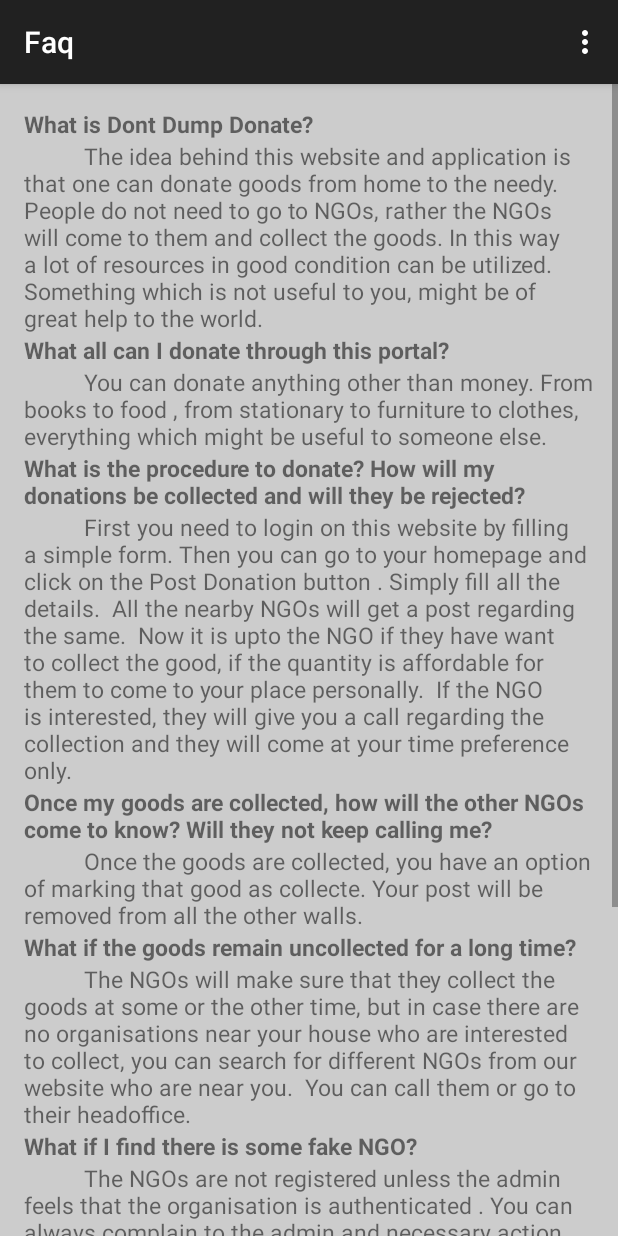
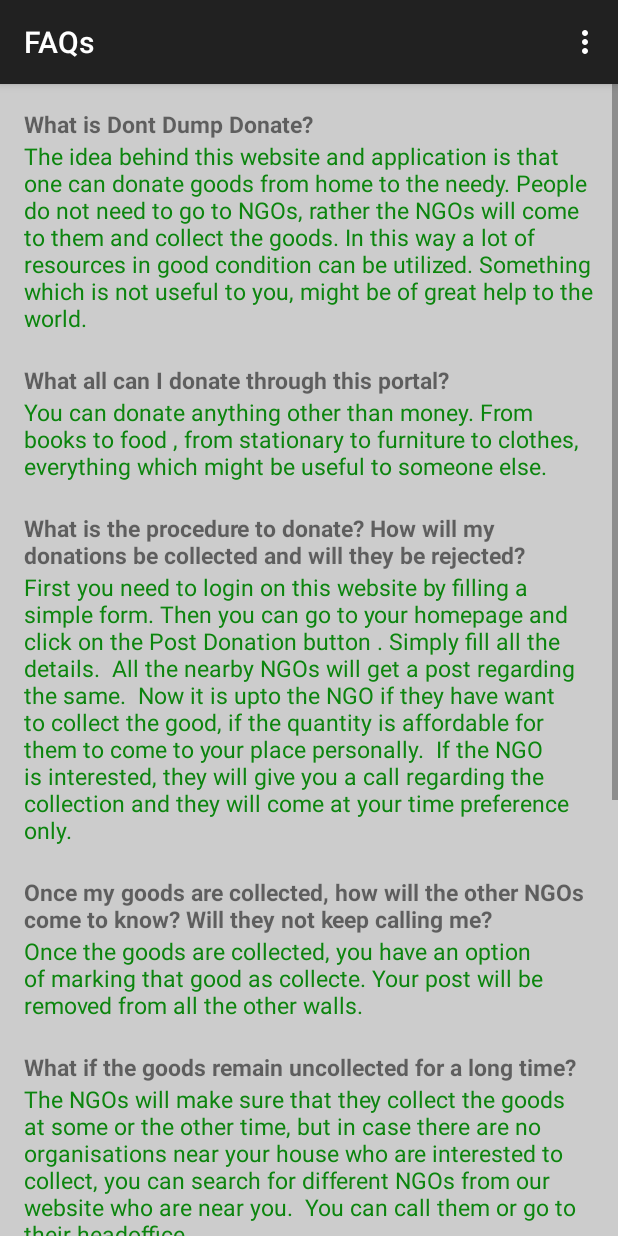
Before and after one commit to Bhavik3/DontDumpDonate, an Android app: the Faq screen opened directly, with no data from a screen before it, on a phone screen of 412 x 824 dp. Run offline under Robolectric (Android 15) with nearby library versions, the phone set to English and light mode, and no system bars.

Commit message:
about us and FAQ design changed

```diff
--- a/DontDumpDonate/app/src/main/java/com/example/bhavik/dontdumpdonate/Faq.java
+++ b/DontDumpDonate/app/src/main/java/com/example/bhavik/dontdumpdonate/Faq.java
@@ -19,6 +19,7 @@ public class Faq extends ActionBarActivity {
     public boolean onCreateOptionsMenu(Menu menu) {
         // Inflate the menu; this adds items to the action bar if it is present.
         getMenuInflater().inflate(R.menu.menu_faq, menu);
+        getSupportActionBar().setTitle("FAQs");
         return true;
     }
 
--- a/DontDumpDonate/app/src/main/java/com/example/bhavik/dontdumpdonate/aboutUs.java
+++ b/DontDumpDonate/app/src/main/java/com/example/bhavik/dontdumpdonate/aboutUs.java
@@ -19,6 +19,7 @@ public class aboutUs extends ActionBarActivity {
     public boolean onCreateOptionsMenu(Menu menu) {
         // Inflate the menu; this adds items to the action bar if it is present.
         getMenuInflater().inflate(R.menu.menu_signup, menu);
+        getSupportActionBar().setTitle("About Us");
         return true;
     }
 
--- a/DontDumpDonate/app/src/main/res/layout/activity_faq.xml
+++ b/DontDumpDonate/app/src/main/res/layout/activity_faq.xml
@@ -17,13 +17,14 @@ android:id="@+id/scrollView"
     <TextView
         android:layout_width="wrap_content"
         android:layout_height="wrap_content"
-        android:text="          The idea behind this website and application is that one can donate goods from home to the needy. People do not need to go to NGOs, rather the NGOs will come to them and collect the goods. In this way a lot of resources in good condition can be utilized. Something which is not useful to you, might be of great help to the world.
-        "
+        android:text="The idea behind this website and application is that one can donate goods from home to the needy. People do not need to go to NGOs, rather the NGOs will come to them and collect the goods. In this way a lot of resources in good condition can be utilized. Something which is not useful to you, might be of great help to the world."
         android:id="@+id/textView7"
         android:textSize="15dp"
         android:layout_below="@+id/textView8"
         android:layout_alignParentLeft="true"
-        android:layout_alignParentStart="true" />
+        android:layout_alignParentStart="true"
+        android:textColor="#0C850E"
+        android:layout_marginBottom="20dp"/>
 
     <TextView
         android:layout_width="wrap_content"
@@ -39,6 +40,7 @@ android:id="@+id/scrollView"
         android:layout_alignParentStart="true"
         android:layout_alignParentRight="true"
         android:layout_alignParentEnd="true" />
+
 
     <TextView
         android:layout_width="wrap_content"
@@ -56,13 +58,14 @@ android:id="@+id/scrollView"
     <TextView
         android:layout_width="wrap_content"
         android:layout_height="wrap_content"
-        android:text="          You can donate anything other than money. From books to food , from stationary to furniture to clothes, everything which might be useful to someone else.
-        "
+        android:text="You can donate anything other than money. From books to food , from stationary to furniture to clothes, everything which might be useful to someone else."
         android:id="@+id/textView11"
         android:textSize="15dp"
         android:layout_below="@+id/textView10"
         android:layout_alignParentLeft="true"
-        android:layout_alignParentStart="true" />
+        android:layout_alignParentStart="true"
+        android:textColor="#0C850E"
+        android:layout_marginBottom="20dp"/>
 
     <TextView
         android:layout_width="wrap_content"
@@ -78,13 +81,14 @@ android:id="@+id/scrollView"
     <TextView
         android:layout_width="wrap_content"
         android:layout_height="wrap_content"
-        android:text="          First you need to login on this website by filling a simple form. Then you can go to your homepage and click on the Post Donation button . Simply fill all the details.  All the nearby NGOs will get a post regarding the same.  Now it is upto the NGO if they have want to collect the good, if the quantity is affordable for them to come to your place personally.  If the NGO is interested, they will give you a call regarding the collection and they will come at your time preference only.
-        "
+        android:text="First you need to login on this website by filling a simple form. Then you can go to your homepage and click on the Post Donation button . Simply fill all the details.  All the nearby NGOs will get a post regarding the same.  Now it is upto the NGO if they have want to collect the good, if the quantity is affordable for them to come to your place personally.  If the NGO is interested, they will give you a call regarding the collection and they will come at your time preference only."
         android:id="@+id/textView13"
         android:layout_below="@+id/textView12"
         android:layout_alignParentLeft="true"
         android:textSize="15dp"
-        android:layout_alignParentStart="true" />
+        android:layout_alignParentStart="true"
+        android:textColor="#0C850E"
+        android:layout_marginBottom="20dp"/>
 
     <TextView
         android:layout_width="wrap_content"
@@ -100,13 +104,14 @@ android:id="@+id/scrollView"
     <TextView
         android:layout_width="wrap_content"
         android:layout_height="wrap_content"
-        android:text="          Once the goods are collected, you have an option of marking that good as collecte. Your post will be removed from all the other walls.
-        "
+        android:text="Once the goods are collected, you have an option of marking that good as collecte. Your post will be removed from all the other walls."
         android:id="@+id/textView15"
         android:layout_below="@+id/textView14"
         android:layout_alignParentLeft="true"
         android:textSize="15dp"
-        android:layout_alignParentStart="true" />
+        android:layout_alignParentStart="true"
+        android:textColor="#0C850E"
+        android:layout_marginBottom="20dp"/>
 
     <TextView
         android:layout_width="wrap_content"
@@ -123,13 +128,14 @@ android:id="@+id/scrollView"
     <TextView
         android:layout_width="wrap_content"
         android:layout_height="wrap_content"
-        android:text="          The NGOs will make sure that they collect the goods at some or the other time, but in case there are no organisations near your house who are interested to collect, you can search for different NGOs from our website who are near you.  You can call them or go to their headoffice.
-        "
+        android:text="The NGOs will make sure that they collect the goods at some or the other time, but in case there are no organisations near your house who are interested to collect, you can search for different NGOs from our website who are near you.  You can call them or go to their headoffice."
         android:id="@+id/textView17"
         android:textSize="15dp"
         android:layout_below="@+id/textView16"
         android:layout_alignParentLeft="true"
-        android:layout_alignParentStart="true" />
+        android:layout_alignParentStart="true"
+        android:textColor="#0C850E"
+        android:layout_marginBottom="20dp"/>
 
     <TextView
         android:layout_width="wrap_content"
@@ -145,13 +151,14 @@ android:id="@+id/scrollView"
     <TextView
         android:layout_width="wrap_content"
         android:layout_height="wrap_content"
-        android:text="          The NGOs are not registered unless the admin feels that the organisation is authenticated . You can always complain to the admin and necessary action will be taken.
-        "
+        android:text="The NGOs are not registered unless the admin feels that the organisation is authenticated . You can always complain to the admin and necessary action will be taken."
         android:id="@+id/textView19"
         android:layout_below="@+id/textView18"
         android:layout_alignParentLeft="true"
         android:layout_alignParentStart="true"
-        android:textSize="15dp" />
+        android:textSize="15dp"
+        android:textColor="#0C850E"
+        android:layout_marginBottom="20dp"/>
 
     <TextView
         android:layout_width="wrap_content"
@@ -167,13 +174,14 @@ android:id="@+id/scrollView"
     <TextView
         android:layout_width="wrap_content"
         android:layout_height="wrap_content"
-        android:text="          No. We also provide you details of events happening for charity near your address. You will also get posts from the NGOs regarding necessities and problems face by them. You can view all the profile of different NGOs and check about their work. Also you can attend any event being organised for charity, by checking about the details on our website.  The primary focus is that the donations should reach the needy and that people who do not have time can donate from their homes itself.
-        "
+        android:text="No, We also provide you details of events happening for charity near your address. You will also get posts from the NGOs regarding necessities and problems face by them. You can view all the profile of different NGOs and check about their work. Also you can attend any event being organised for charity, by checking about the details on our website.  The primary focus is that the donations should reach the needy and that people who do not have time can donate from their homes itself."
         android:id="@+id/textView22"
         android:textSize="15dp"
         android:layout_below="@+id/textView20"
         android:layout_alignParentLeft="true"
-        android:layout_alignParentStart="true" />
+        android:layout_alignParentStart="true"
+        android:textColor="#0C850E"
+        android:layout_marginBottom="20dp"/>
 
     <TextView
         android:layout_width="wrap_content"
@@ -189,13 +197,14 @@ android:id="@+id/scrollView"
     <TextView
         android:layout_width="wrap_content"
         android:layout_height="wrap_content"
-        android:text="          The admin will do all the necessary background checks before the NGO is allowed access.
-        "
+        android:text="The admin will do all the necessary background checks before the NGO is allowed access."
         android:id="@+id/textView24"
         android:textSize="15dp"
         android:layout_below="@+id/textView23"
         android:layout_alignParentLeft="true"
-        android:layout_alignParentStart="true" />
+        android:layout_alignParentStart="true"
+        android:textColor="#0C850E"
+        android:layout_marginBottom="20dp"/>
 
 
 </RelativeLayout>
```
Also changed, not shown: DontDumpDonate/app/src/main/res/layout/about_us.xml (+18 -12 lines).
